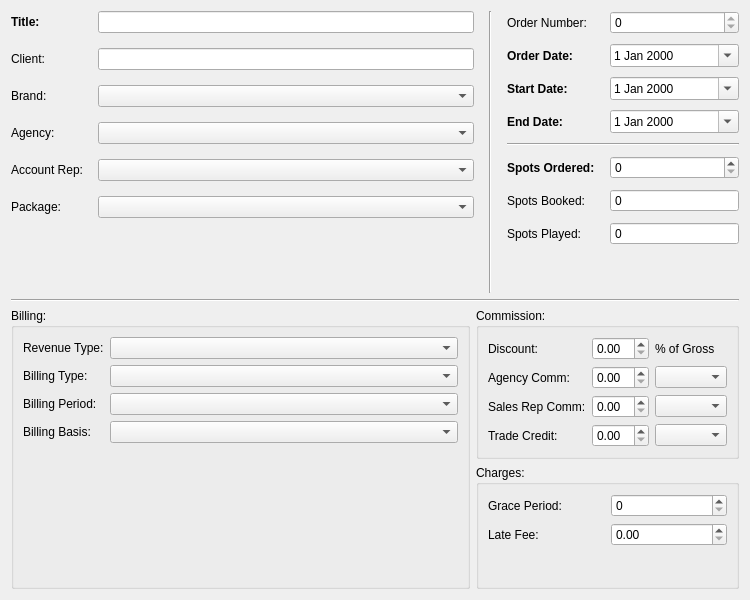
The window that pixelplan/rave/PixelPlan/orderform.ui (pgathogo/raven) describes before a commit, drawn with Qt 5.
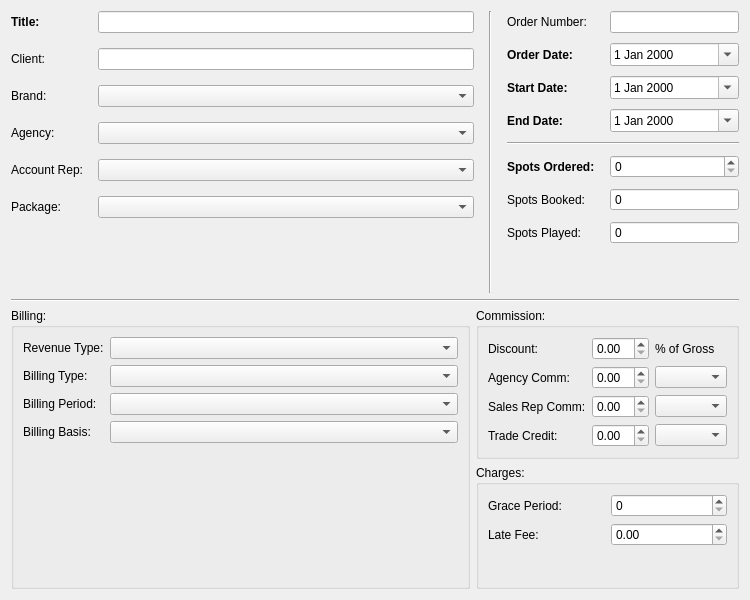
The same window after the commit.

Diff of the .ui file:
```diff
--- a/pixelplan/rave/PixelPlan/orderform.ui
+++ b/pixelplan/rave/PixelPlan/orderform.ui
@@ -196,16 +196,6 @@
          </property>
         </widget>
        </item>
-       <item row="0" column="1">
-        <widget class="QSpinBox" name="sbOrderNumber">
-         <property name="readOnly">
-          <bool>true</bool>
-         </property>
-         <property name="maximum">
-          <number>99999999</number>
-         </property>
-        </widget>
-       </item>
        <item row="6" column="1">
         <widget class="QSpinBox" name="sbSBooked">
          <property name="readOnly">
@@ -298,6 +288,9 @@
          </property>
         </spacer>
        </item>
+       <item row="0" column="1">
+        <widget class="QLineEdit" name="edtOrderNumber"/>
+       </item>
       </layout>
      </item>
     </layout>
```
